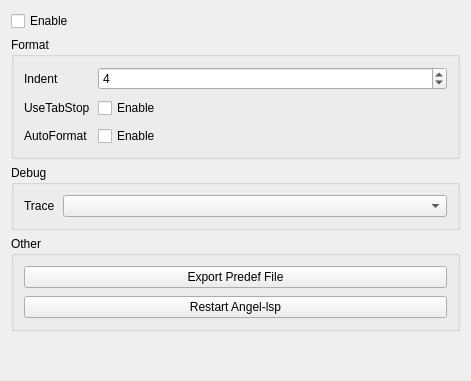
Before: the Qt Designer form src/settings/lspsettingdialog.ui in Wing-summer/WingHexExplorer2, drawn with Qt 5.
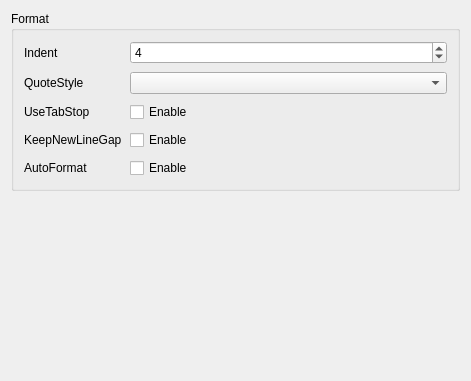
After: the same form once the commit is applied. Icons and pictures are not drawn.

Patch:
```diff
--- a/src/settings/lspsettingdialog.ui
+++ b/src/settings/lspsettingdialog.ui
@@ -17,13 +17,6 @@
    <property name="sizeConstraint">
     <enum>QLayout::SizeConstraint::SetMinimumSize</enum>
    </property>
-   <item>
-    <widget class="QCheckBox" name="cbEnabled">
-     <property name="text">
-      <string>Enable</string>
-     </property>
-    </widget>
-   </item>
    <item>
     <widget class="QGroupBox" name="gbFormat">
      <property name="title">
@@ -71,112 +64,52 @@
         </property>
        </widget>
       </item>
-      <item row="1" column="0">
+      <item row="2" column="0">
        <widget class="QLabel" name="label_2">
         <property name="text">
          <string>UseTabStop</string>
         </property>
        </widget>
       </item>
-      <item row="1" column="1">
+      <item row="2" column="1">
        <widget class="QCheckBox" name="cbUseTabStop">
         <property name="text">
          <string>Enable</string>
         </property>
        </widget>
       </item>
-      <item row="2" column="0">
+      <item row="4" column="0">
        <widget class="QLabel" name="label_4">
         <property name="text">
          <string>AutoFormat</string>
         </property>
        </widget>
       </item>
-      <item row="2" column="1">
+      <item row="4" column="1">
        <widget class="QCheckBox" name="cbAutoFmt">
         <property name="text">
          <string>Enable</string>
         </property>
        </widget>
       </item>
-     </layout>
-    </widget>
-   </item>
-   <item>
-    <widget class="QGroupBox" name="gbDebug">
-     <property name="title">
-      <string>Debug</string>
-     </property>
-     <layout class="QFormLayout" name="formLayout_2">
-      <property name="sizeConstraint">
-       <enum>QLayout::SizeConstraint::SetMinimumSize</enum>
-      </property>
-      <property name="horizontalSpacing">
-       <number>8</number>
-      </property>
-      <property name="verticalSpacing">
-       <number>8</number>
-      </property>
-      <property name="leftMargin">
-       <number>10</number>
-      </property>
-      <property name="topMargin">
-       <number>10</number>
-      </property>
-      <property name="rightMargin">
-       <number>10</number>
-      </property>
-      <property name="bottomMargin">
-       <number>10</number>
-      </property>
-      <item row="0" column="0">
+      <item row="3" column="0">
        <widget class="QLabel" name="label_3">
         <property name="text">
-         <string>Trace</string>
+         <string>KeepNewLineGap</string>
         </property>
        </widget>
       </item>
-      <item row="0" column="1">
-       <widget class="QComboBox" name="cbTrace"/>
-      </item>
-     </layout>
-    </widget>
-   </item>
-   <item>
-    <widget class="QGroupBox" name="gbOther">
-     <property name="title">
-      <string>Other</string>
-     </property>
-     <layout class="QVBoxLayout" name="verticalLayout">
-      <property name="spacing">
-       <number>8</number>
-      </property>
-      <property name="sizeConstraint">
-       <enum>QLayout::SizeConstraint::SetMinimumSize</enum>
-      </property>
-      <property name="leftMargin">
-       <number>10</number>
-      </property>
-      <property name="topMargin">
-       <number>10</number>
-      </property>
-      <property name="rightMargin">
-       <number>10</number>
-      </property>
-      <property name="bottomMargin">
-       <number>10</number>
-      </property>
-      <item>
-       <widget class="QPushButton" name="btnExportPredef">
+      <item row="3" column="1">
+       <widget class="QCheckBox" name="cbKeepNewLineGap">
         <property name="text">
-         <string>Export Predef File</string>
+         <string>Enable</string>
         </property>
        </widget>
       </item>
-      <item>
-       <widget class="QPushButton" name="btnRestartlsp">
+      <item row="1" column="0">
+       <widget class="QLabel" name="label_5">
         <property name="text">
-         <string>Restart Angel-lsp</string>
+         <string>QuoteStyle</string>
         </property>
         <property name="icon">
          <iconset resource="../../resources.qrc">
@@ -184,6 +117,9 @@
         </property>
        </widget>
       </item>
+      <item row="1" column="1">
+       <widget class="QComboBox" name="cbQuoteStyle"/>
+      </item>
      </layout>
     </widget>
    </item>
```
Left out of the diff: 8 changed lines with no effect on the pictures.
